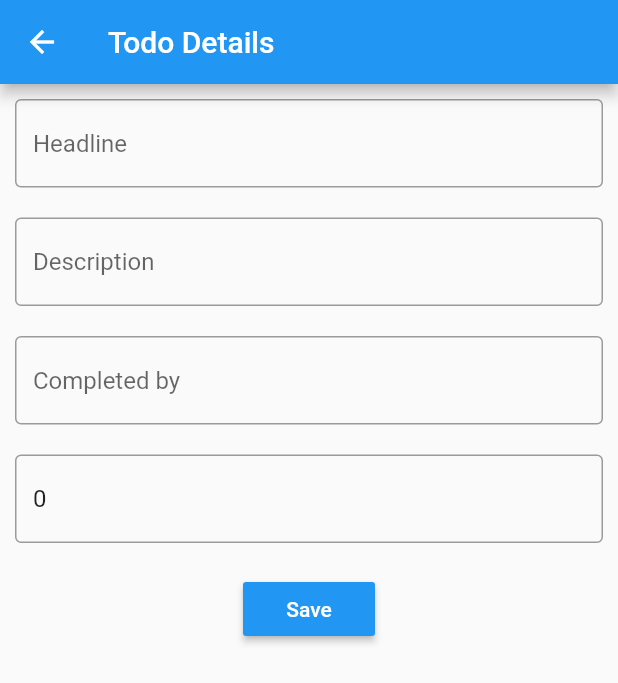
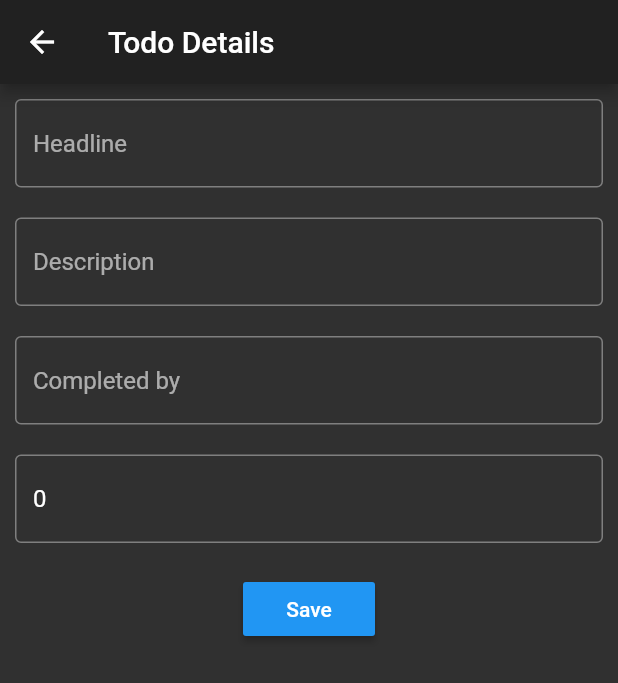
Before and after one commit to idebasishbose/my_todo, a Flutter app: the screen it shows after launch, after a tap on the "add" icon, on a phone screen of 412 x 824 dp. Shown: the top 683 px of the screen. Run offline on Flutter 3.47's test engine with Material 2 defaults, Android fonts, the phone set to English and light mode, and no system bars; our stand-ins replace sembast.

Commit message:
Default  Dark theme

```diff
--- a/lib/main.dart
+++ b/lib/main.dart
@@ -5,6 +5,8 @@ import 'data/todo.dart';
 import 'todo_screen.dart';
 
 void main() => runApp(TodoApp());
+
+String whatHappened;
 
 class TodoApp extends StatelessWidget {
   @override
@@ -16,6 +18,15 @@ class TodoApp extends StatelessWidget {
         primarySwatch: Colors.blue,
       ),
       home: HomePage(),
+      darkTheme: ThemeData(
+        brightness: Brightness.dark,
+        /* dark theme settings */
+      ),
+      themeMode: ThemeMode.dark,
+      /* ThemeMode.system to follow system theme,
+         ThemeMode.light for light theme,
+         ThemeMode.dark for dark theme
+      */
     );
   }
 }
@@ -42,7 +53,6 @@ class _HomePageState extends State<HomePage> {
 
   @override
   Widget build(BuildContext context) {
-    String whatHappened;
     Todo todo = Todo('', '', '', 0);
     todos = todoBloc.todoList;
     return Scaffold(
```
